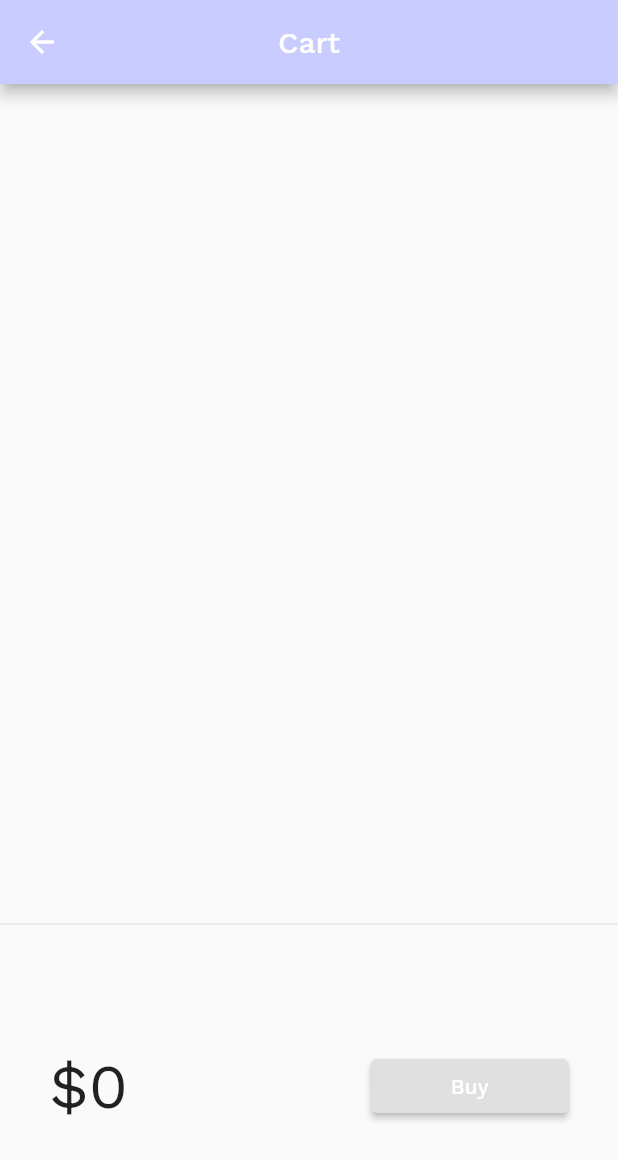
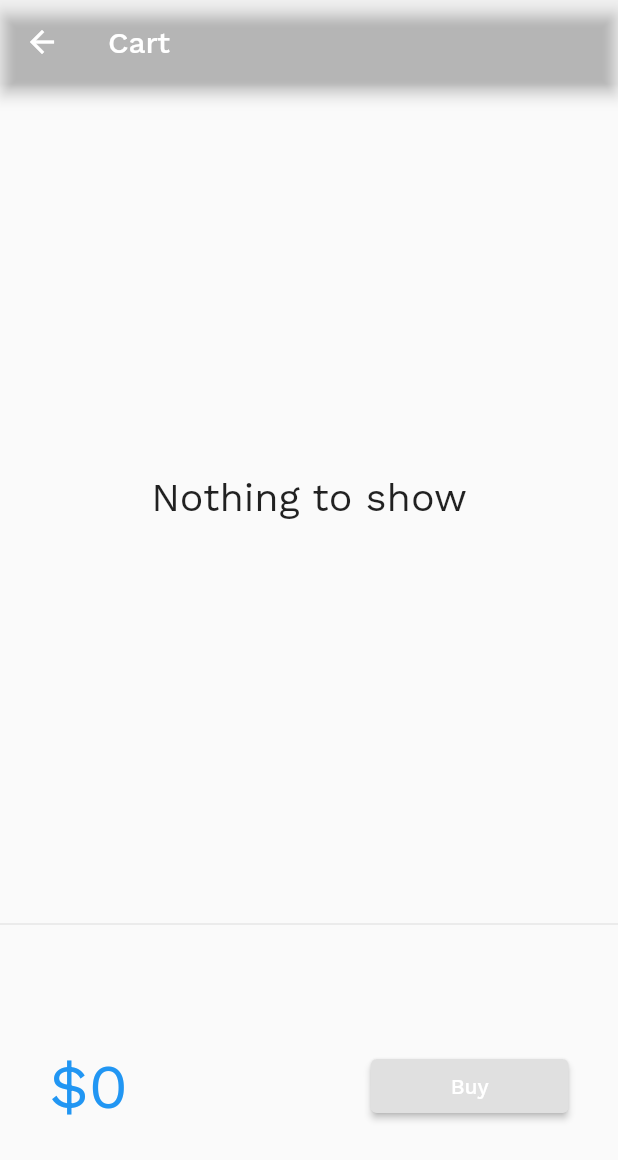
Before and after one commit to 10maysingh/CatalogApp, a Flutter app: the CartPage screen opened by its route, on a phone screen of 412 x 824 dp. Shown: the top 1160 px of the screen. Run offline on Flutter 3.47's test engine with Material 2 defaults, Android fonts, the phone set to English and light mode, and no system bars; drawn by our look-alikes of velocity_x; our stand-ins replace google_fonts; network calls fail.

Commit message:
Eigth commit

```diff
--- a/lib/cart_page.dart
+++ b/lib/cart_page.dart
@@ -1,17 +1,18 @@
 import 'package:flutter/material.dart';
-import 'package:new_app/models/cart.dart';
+
 import 'package:velocity_x/velocity_x.dart';
 
+import 'core/store.dart';
+import 'models/cart.dart';
+
 class CartPage extends StatelessWidget {
-  const CartPage({Key? key}) : super(key: key);
-
   @override
   Widget build(BuildContext context) {
     return Scaffold(
+      backgroundColor: context.canvasColor,
       appBar: AppBar(
-        backgroundColor: Color(0xffc9ccff ),
+        backgroundColor: Colors.transparent,
         title: "Cart".text.make(),
-        centerTitle: true,
       ),
       body: Column(
         children: [
@@ -25,56 +26,59 @@ class CartPage extends StatelessWidget {
 }
 
 class _CartTotal extends StatelessWidget {
-  const _CartTotal({Key? key}) : super(key: key);
-
   @override
   Widget build(BuildContext context) {
-    final _cart = CartModel();
+    final CartModel _cart = (VxState.store as MyStore).cart;
     return SizedBox(
       height: 200,
       child: Row(
         mainAxisAlignment: MainAxisAlignment.spaceAround,
         children: [
-          "\$${_cart.totalPrice}".text.xl5.make(),
+          VxBuilder(
+            mutations: {RemoveMutation},
+            builder: (context, _) {
+              return "\$${_cart.totalPrice}"
+                  .text
+                  .xl5
+                  .color(context.theme.accentColor)
+                  .make();
+            },
+          ),
           30.widthBox,
-          ElevatedButton(onPressed: () {
-            ScaffoldMessenger.of(context).showSnackBar(SnackBar(
-              content: "Buying not supported yet.".text.make(),
-            ));
-          },
-              style: ButtonStyle(backgroundColor:
-              MaterialStateProperty.all(context.theme.buttonColor)),
-              child: "Buy".text.white.make()
+          ElevatedButton(
+            onPressed: () {
+              ScaffoldMessenger.of(context).showSnackBar(SnackBar(
+                content: "Buying not supported yet.".text.make(),
+              ));
+            },
+            style: ButtonStyle(
+                backgroundColor:
+                MaterialStateProperty.all(context.theme.buttonColor)),
+            child: "Buy".text.white.make(),
           ).w32(context)
-
         ],
-      )
+      ),
     );
   }
 }
 
-class _CartList extends StatefulWidget {
-  const _CartList({Key? key}) : super(key: key);
-
-  @override
-  State<_CartList> createState() => _CartListState();
-}
-
-class _CartListState extends State<_CartList> {
-  final _cart = CartModel();
+class _CartList extends StatelessWidget {
   @override
   Widget build(BuildContext context) {
-    return ListView.builder(
+    VxState.watch(context, on: [RemoveMutation]);
+    final CartModel _cart = (VxState.store as MyStore).cart;
+    return _cart.items.isEmpty
+        ? "Nothing to show".text.xl3.makeCentered()
+        : ListView.builder(
       itemCount: _cart.items?.length,
       itemBuilder: (context, index) => ListTile(
         leading: Icon(Icons.done),
         trailing: IconButton(
-          icon:Icon(Icons.remove_circle_outline),
-          onPressed: () {  },
+          icon: Icon(Icons.remove_circle_outline),
+          onPressed: () => RemoveMutation(_cart.items[index]),
         ),
-        title:_cart.items[index].name.text.make(),
+        title: _cart.items[index].name.text.make(),
       ),
-
     );
   }
 }
--- /dev/null
+++ b/lib/core/store.dart
@@ -0,0 +1,18 @@
+
+
+import 'package:velocity_x/velocity_x.dart';
+
+import '../models/cart.dart';
+import '../models/catalog.dart';
+
+class MyStore extends VxStore {
+  CatalogModel catalog;
+  CartModel cart;
+
+  MyStore(){
+    catalog=CatalogModel();
+    cart=CartModel();
+    cart.catalog=catalog;
+  }
+
+}
--- a/lib/main.dart
+++ b/lib/main.dart
@@ -1,6 +1,8 @@
 import 'package:flutter/material.dart';
 import 'package:new_app/cart_page.dart';
 import 'package:new_app/widgets/theme.dart';
+import 'package:velocity_x/velocity_x.dart';
+import 'core/store.dart';
 import 'home_page.dart';
 import 'login_page.dart';
 import 'utils/routes.dart';
@@ -9,7 +11,7 @@ import 'package:google_fonts/google_fonts.dart';
 
 
 void main() {
-  runApp(myApp());
+  runApp(VxState(store: MyStore(), child:myApp()));
 }
 
 class myApp extends StatelessWidget {
--- a/lib/models/cart.dart
+++ b/lib/models/cart.dart
@@ -1,7 +1,11 @@
 import 'package:flutter/material.dart';
 import 'package:new_app/models/catalog.dart';
+import 'package:velocity_x/velocity_x.dart';
+
+import '../core/store.dart';
 
 class CartModel{
+
   late CatalogModel _catalog;
 
   final List<int> _itemIds =[];
@@ -18,11 +22,28 @@ class CartModel{
 
   num get totalPrice => items.fold(0, (total,current) => total + current.price);
 
-  void add(Item item){
-    _itemIds.add(item.id);
-  }
 
-  void remove(Item item){
-    _itemIds.remove(item.id);
+
+
+}
+
+
+class AddMutation extends VxMutation<MyStore>{
+  final Item item;
+
+  AddMutation(this.item);
+  @override
+  perform(){
+    store?.cart._itemIds.add(item.id);
   }
 }
+
+class RemoveMutation extends VxMutation<MyStore>{
+  final Item item;
+
+  RemoveMutation(this.item);
+  @override
+  perform(){
+    store?.cart._itemIds.add(item.id);
+  }
+}
--- a/lib/models/catalog.dart
+++ b/lib/models/catalog.dart
@@ -3,6 +3,7 @@ import 'lib/models/catalog.dart';
 import 'dart:convert';
 
 class CatalogModel {
+
   static List<Item> items = [
     Item(
       id: 1,
--- a/pubspec.yaml
+++ b/pubspec.yaml
@@ -36,7 +36,7 @@ dependencies:
   # Use with the CupertinoIcons class for iOS style icons.
   cupertino_icons: ^1.0.2
   google_fonts: ^4.0.4
-  velocity_x: ^3.6.0
+  velocity_x: ^4.1.1
 
 
 dev_dependencies:
```
Also changed, not shown: lib/add_to_cart.dart (added, +38 -0 lines), lib/home_detail_page.dart (+2 -10 lines), lib/home_page.dart (+3 -11 lines), pubspec.lock.
